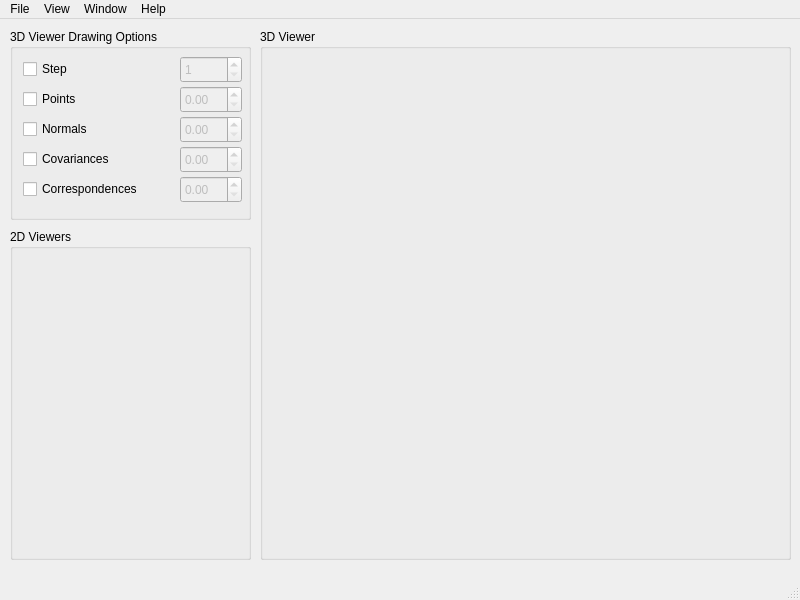
This is g2o_frontend/viewer/dm_base_main_window.ui in grisetti/g2o_frontend as Qt 5 draws it before an edit. The edited form follows.
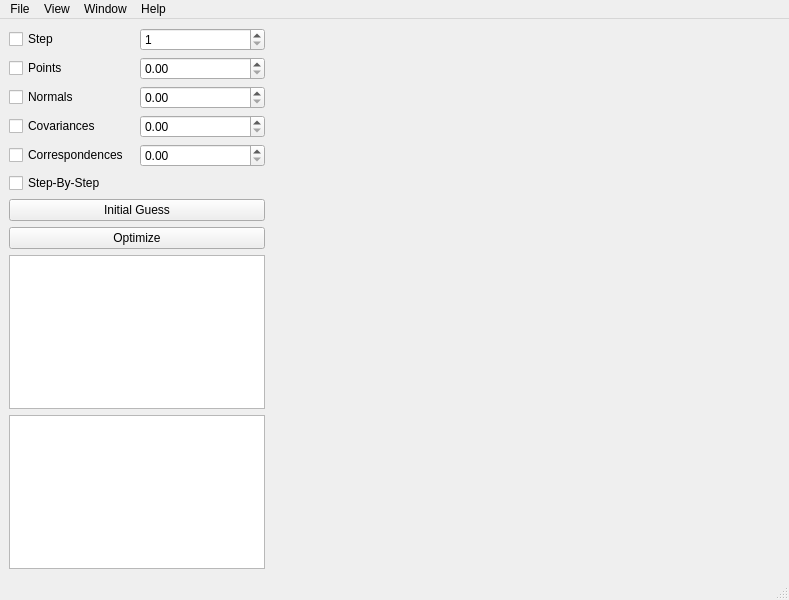
This is the edited form. Custom widgets are drawn as their Qt base class.

Commit message: Solved resize problem of the dm_viewer

The edit to the form file:
```diff
--- a/g2o_frontend/viewer/dm_base_main_window.ui
+++ b/g2o_frontend/viewer/dm_base_main_window.ui
@@ -6,239 +6,211 @@
    <rect>
     <x>0</x>
     <y>0</y>
-    <width>800</width>
+    <width>789</width>
     <height>600</height>
    </rect>
   </property>
+  <property name="sizePolicy">
+   <sizepolicy hsizetype="Maximum" vsizetype="Maximum">
+    <horstretch>0</horstretch>
+    <verstretch>0</verstretch>
+   </sizepolicy>
+  </property>
   <property name="windowTitle">
    <string>MainWindow</string>
   </property>
   <widget class="QWidget" name="centralwidget">
-   <widget class="QWidget" name="verticalLayoutWidget">
-    <property name="geometry">
-     <rect>
-      <x>10</x>
-      <y>10</y>
-      <width>241</width>
-      <height>191</height>
-     </rect>
-    </property>
-    <layout class="QVBoxLayout" name="verticalLayout">
-     <item>
-      <widget class="QGroupBox" name="groupBox_drawing_options_3d">
-       <property name="enabled">
-        <bool>true</bool>
-       </property>
-       <property name="title">
-        <string>3D Viewer Drawing Options</string>
-       </property>
-       <widget class="QCheckBox" name="checkBox_points">
-        <property name="geometry">
-         <rect>
-          <x>13</x>
-          <y>60</y>
-          <width>71</width>
-          <height>20</height>
-         </rect>
+   <property name="sizePolicy">
+    <sizepolicy hsizetype="Maximum" vsizetype="Maximum">
+     <horstretch>0</horstretch>
+     <verstretch>0</verstretch>
+    </sizepolicy>
+   </property>
+   <property name="maximumSize">
+    <size>
+     <width>16777215</width>
+     <height>16777215</height>
+    </size>
+   </property>
+   <property name="layoutDirection">
+    <enum>Qt::LeftToRight</enum>
+   </property>
+   <layout class="QHBoxLayout" name="horizontalLayout" stretch="0,0">
+    <item>
+     <layout class="QVBoxLayout" name="verticalLayout">
+      <item>
+       <layout class="QGridLayout" name="gridLayout">
+        <item row="3" column="0">
+         <widget class="QCheckBox" name="checkBox_normals">
+          <property name="text">
+           <string>Normals</string>
+          </property>
+         </widget>
+        </item>
+        <item row="1" column="1">
+         <widget class="QSpinBox" name="spinBox_step">
+          <property name="minimum">
+           <number>1</number>
+          </property>
+         </widget>
+        </item>
+        <item row="5" column="0">
+         <widget class="QCheckBox" name="checkBox_correspondences">
+          <property name="text">
+           <string>Correspondences</string>
+          </property>
+         </widget>
+        </item>
+        <item row="1" column="0">
+         <widget class="QCheckBox" name="checkBox_step">
+          <property name="text">
+           <string>Step</string>
+          </property>
+         </widget>
+        </item>
+        <item row="2" column="0">
+         <widget class="QCheckBox" name="checkBox_points">
+          <property name="text">
+           <string>Points</string>
+          </property>
+         </widget>
+        </item>
+        <item row="4" column="0">
+         <widget class="QCheckBox" name="checkBox_covariances">
+          <property name="text">
+           <string>Covariances</string>
+          </property>
+         </widget>
+        </item>
+        <item row="2" column="1">
+         <widget class="QDoubleSpinBox" name="doubleSpinBox_points">
+          <property name="singleStep">
+           <double>0.250000000000000</double>
+          </property>
+         </widget>
+        </item>
+        <item row="3" column="1">
+         <widget class="QDoubleSpinBox" name="doubleSpinBox_normals">
+          <property name="singleStep">
+           <double>0.010000000000000</double>
+          </property>
+         </widget>
+        </item>
+        <item row="4" column="1">
+         <widget class="QDoubleSpinBox" name="doubleSpinBox_covariances">
+          <property name="singleStep">
+           <double>0.010000000000000</double>
+          </property>
+         </widget>
+        </item>
+        <item row="5" column="1">
+         <widget class="QDoubleSpinBox" name="doubleSpinBox_correspondences">
+          <property name="singleStep">
+           <double>0.010000000000000</double>
+          </property>
+         </widget>
+        </item>
+       </layout>
+      </item>
+      <item>
+       <widget class="QCheckBox" name="checkBox_step_by_step">
+        <property name="sizePolicy">
+         <sizepolicy hsizetype="Minimum" vsizetype="Fixed">
+          <horstretch>0</horstretch>
+          <verstretch>0</verstretch>
+         </sizepolicy>
         </property>
         <property name="text">
-         <string>Points</string>
+         <string>Step-By-Step</string>
         </property>
        </widget>
-       <widget class="QCheckBox" name="checkBox_covariances">
-        <property name="geometry">
-         <rect>
-          <x>13</x>
-          <y>120</y>
-          <width>111</width>
-          <height>20</height>
-         </rect>
+      </item>
+      <item>
+       <widget class="QPushButton" name="pushButton_initial_guess">
+        <property name="sizePolicy">
+         <sizepolicy hsizetype="Minimum" vsizetype="Fixed">
+          <horstretch>0</horstretch>
+          <verstretch>0</verstretch>
+         </sizepolicy>
         </property>
         <property name="text">
-         <string>Covariances</string>
+         <string>Initial Guess</string>
         </property>
        </widget>
-       <widget class="QCheckBox" name="checkBox_correspondences">
-        <property name="geometry">
-         <rect>
-          <x>13</x>
-          <y>150</y>
-          <width>151</width>
-          <height>20</height>
-         </rect>
+      </item>
+      <item>
+       <widget class="QPushButton" name="pushButton_optimize">
+        <property name="sizePolicy">
+         <sizepolicy hsizetype="Minimum" vsizetype="Fixed">
+          <horstretch>0</horstretch>
+          <verstretch>0</verstretch>
+         </sizepolicy>
         </property>
         <property name="text">
-         <string>Correspondences</string>
+         <string>Optimize</string>
         </property>
        </widget>
-       <widget class="QCheckBox" name="checkBox_normals">
-        <property name="geometry">
-         <rect>
-          <x>13</x>
-          <y>90</y>
-          <width>91</width>
-          <height>20</height>
-         </rect>
+      </item>
+      <item>
+       <widget class="QGraphicsView" name="graphicsView1_2d">
+        <property name="sizePolicy">
+         <sizepolicy hsizetype="Minimum" vsizetype="Expanding">
+          <horstretch>0</horstretch>
+          <verstretch>0</verstretch>
+         </sizepolicy>
         </property>
-        <property name="text">
-         <string>Normals</string>
-        </property>
        </widget>
-       <widget class="QCheckBox" name="checkBox_step">
-        <property name="geometry">
-         <rect>
-          <x>13</x>
-          <y>29</y>
-          <width>61</width>
-          <height>22</height>
-         </rect>
+      </item>
+      <item>
+       <widget class="QGraphicsView" name="graphicsView2_2d">
+        <property name="sizePolicy">
+         <sizepolicy hsizetype="Minimum" vsizetype="Expanding">
+          <horstretch>0</horstretch>
+          <verstretch>0</verstretch>
+         </sizepolicy>
         </property>
-        <property name="text">
-         <string>Step</string>
-        </property>
        </widget>
-       <widget class="QSpinBox" name="spinBox_step">
-        <property name="enabled">
-         <bool>false</bool>
+      </item>
+     </layout>
+    </item>
+    <item>
+     <layout class="QVBoxLayout" name="verticalLayout_2">
+      <item>
+       <spacer name="horizontalSpacer">
+        <property name="orientation">
+         <enum>Qt::Horizontal</enum>
         </property>
-        <property name="geometry">
-         <rect>
-          <x>170</x>
-          <y>27</y>
-          <width>62</width>
-          <height>27</height>
-         </rect>
+        <property name="sizeType">
+         <enum>QSizePolicy::Expanding</enum>
         </property>
-        <property name="minimum">
-         <number>1</number>
+        <property name="sizeHint" stdset="0">
+         <size>
+          <width>10000</width>
+          <height>0</height>
+         </size>
         </property>
-       </widget>
-       <widget class="QDoubleSpinBox" name="doubleSpinBox_normals">
-        <property name="enabled">
-         <bool>false</bool>
-        </property>
-        <property name="geometry">
-         <rect>
-          <x>170</x>
-          <y>87</y>
-          <width>62</width>
-          <height>27</height>
-         </rect>
-        </property>
-        <property name="singleStep">
-         <double>0.010000000000000</double>
-        </property>
-       </widget>
-       <widget class="QDoubleSpinBox" name="doubleSpinBox_covariances">
-        <property name="enabled">
-         <bool>false</bool>
-        </property>
-        <property name="geometry">
-         <rect>
-          <x>170</x>
-          <y>117</y>
-          <width>62</width>
-          <height>27</height>
-         </rect>
-        </property>
-        <property name="singleStep">
-         <double>0.010000000000000</double>
-        </property>
-       </widget>
-       <widget class="QDoubleSpinBox" name="doubleSpinBox_points">
-        <property name="enabled">
-         <bool>false</bool>
-        </property>
-        <property name="geometry">
-         <rect>
-          <x>170</x>
-          <y>57</y>
-          <width>62</width>
-          <height>27</height>
-         </rect>
-        </property>
-        <property name="singleStep">
-         <double>0.250000000000000</double>
-        </property>
-       </widget>
-       <widget class="QDoubleSpinBox" name="doubleSpinBox_correspondences">
-        <property name="enabled">
-         <bool>false</bool>
-        </property>
-        <property name="geometry">
-         <rect>
-          <x>170</x>
-          <y>147</y>
-          <width>62</width>
-          <height>27</height>
-         </rect>
-        </property>
-        <property name="singleStep">
-         <double>0.250000000000000</double>
-        </property>
-       </widget>
-      </widget>
-     </item>
-    </layout>
-   </widget>
-   <widget class="QWidget" name="horizontalLayoutWidget">
-    <property name="geometry">
-     <rect>
-      <x>260</x>
-      <y>10</y>
-      <width>531</width>
-      <height>531</height>
-     </rect>
-    </property>
-    <layout class="QHBoxLayout" name="horizontalLayout">
-     <item>
-      <widget class="QGroupBox" name="groupBox_viewer_3d">
-       <property name="title">
-        <string>3D Viewer</string>
-       </property>
+       </spacer>
+      </item>
+      <item>
        <widget class="QGLViewer" name="viewer_3d">
-        <property name="geometry">
-         <rect>
-          <x>9</x>
-          <y>29</y>
-          <width>511</width>
-          <height>491</height>
-         </rect>
+        <property name="sizePolicy">
+         <sizepolicy hsizetype="Expanding" vsizetype="Expanding">
+          <horstretch>0</horstretch>
+          <verstretch>0</verstretch>
+         </sizepolicy>
         </property>
        </widget>
-      </widget>
-     </item>
-    </layout>
-   </widget>
-   <widget class="QWidget" name="horizontalLayoutWidget_2">
-    <property name="geometry">
-     <rect>
-      <x>10</x>
-      <y>210</y>
-      <width>241</width>
-      <height>331</height>
-     </rect>
-    </property>
-    <layout class="QHBoxLayout" name="horizontalLayout_2">
-     <item>
-      <widget class="QGroupBox" name="groupBox_viewer_2d">
-       <property name="enabled">
-        <bool>true</bool>
-       </property>
-       <property name="title">
-        <string>2D Viewers</string>
-       </property>
-      </widget>
-     </item>
-    </layout>
-   </widget>
+      </item>
+     </layout>
+    </item>
+   </layout>
   </widget>
   <widget class="QMenuBar" name="menubar">
    <property name="geometry">
     <rect>
      <x>0</x>
      <y>0</y>
-     <width>800</width>
+     <width>789</width>
      <height>25</height>
     </rect>
    </property>
```
Left out of the diff: 40 changed lines with no effect on the pictures. The commit also changes 2 other files.
